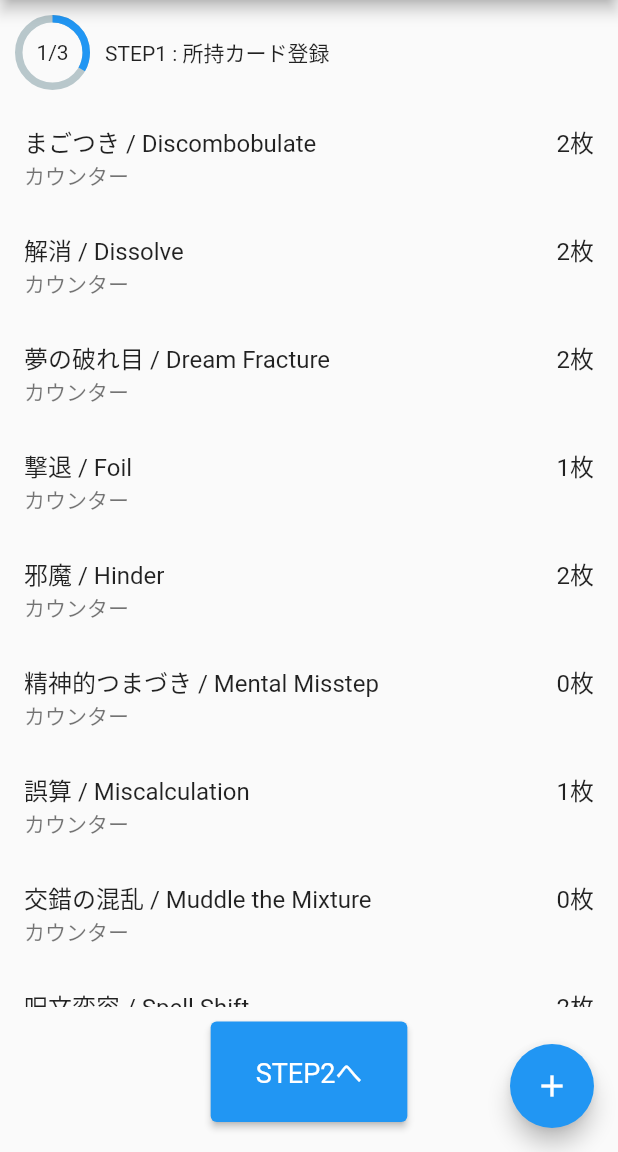
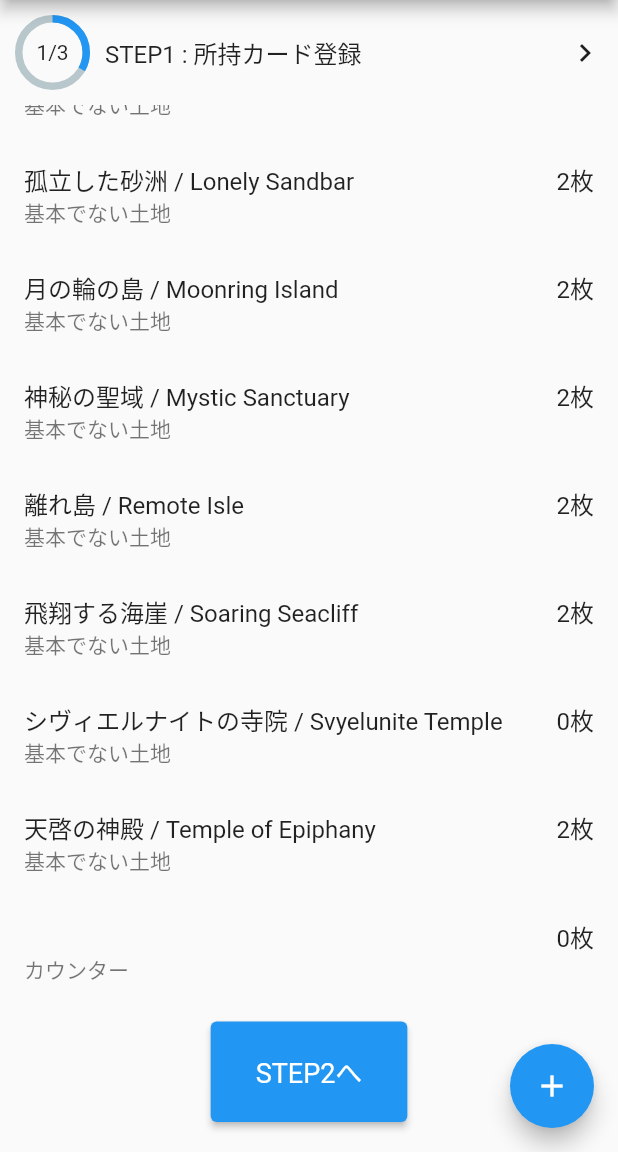
Before and after one commit to otimposch/Forgetful-Fish-, a Flutter app: the screen it shows after launch, scrolled down 576 dp, after a tap on the "add" icon, on a phone screen of 412 x 824 dp, the part 84-1236 px from its top. Run offline on Flutter 3.47's test engine with Material 2 defaults, Android fonts, the phone set to English and light mode, and no system bars; drawn by our look-alikes of percent_indicator; our stand-ins replace firebase_core; accounts and stored records are empty; statements that could not run were skipped.

Commit message:
step1 update

```diff
--- a/lib/constants.dart
+++ b/lib/constants.dart
@@ -83,26 +83,9 @@ List<Map<String, dynamic>> cards = [
   {"name": "予報 / Predict", "category": "ドロー", "quantity": 2},
   {"name": "蓄積した知識 / Accumulated Knowledge", "category": "ドロー", "quantity": 4},
   {"name": "大慌ての棚卸し / Frantic Inventory", "category": "ドロー", "quantity": 0},
-  {
-    "name": "凍氷砕 / Icy Blast",
-    "category": "クリーチャー操作/能力付与/スタッツ補正",
-    "quantity": 1
-  },
   {"name": "テフェリーの細工箱 / Teferi's Puzzle Box", "category": "ドロー", "quantity": 1},
-  {"name": "時間の滝 / Temporal Cascade", "category": "手札墓地リセット", "quantity": 2},
-  {
-    "name": "川の叱責 / River's Rebuke",
-    "category": "クリーチャー操作/能力付与/スタッツ補正",
-    "quantity": 2
-  },
-  {
-    "name": "理性のゲーム / Mind Games",
-    "category": "クリーチャー操作/能力付与/スタッツ補正",
-    "quantity": 2
-  },
   {"name": "偏った幸運 / Fortune's Favor", "category": "ドロー", "quantity": 2},
   {"name": "真実か詐話か / Truth or Tale", "category": "ドロー", "quantity": 2},
-  {"name": "テフェリーの細工箱 / Teferi's Puzzle Box", "category": "ドロー", "quantity": 1},
 
   //バウンス
   {"name": "非実体化 / Unsubstantiate", "category": "バウンス", "quantity": 2},
@@ -214,19 +197,6 @@ List<List<int>> cardAmountTemplates = [
   [6, 0, 1, 0, 11, 1, 4, 2, 1, 1, 3, 2, 14],
   [2, 2, 2, 5, 8, 6, 3, 2, 0, 1, 0, 1, 14],
 ];
-// カウンター
-// クリーチャー操作/能力付与/スタッツ補正
-// コピー
-// サーチ/濾過
-// ドロー
-// バウンス
-// ライブラリ操作
-// 手札墓地リセット
-// 全体除去
-// 対象変更/奪取
-// 単体除去
-// 墓地回収
-// 基本でない土地
 
 List<String> stepTitles = [
   'STEP1 : 所持カード登録 ',
@@ -235,7 +205,7 @@ List<String> stepTitles = [
 ];
 
 List<String> stepDescriptions = [
-  '所持カードを登録してください。\n・Forgetful Fishに適したカードは初期セットされています。枚数のみ調整してください。\n・カテゴリは変更可能です。納得いかない場合は変更してください（ex.思案のカテゴリをライブラリ操作→ドロー）\n・初期リストにないカードを使いたい場合は＋ボタンから追加してください。',
+  '所持カードを登録してください。\n・Forgetful Fishに適したカードは初期セットされています。枚数のみ調整してください。\n・カテゴリは変更可能です。納得いかない場合は変更してください（ex.<思案/Ponder>のカテゴリを"ライブラリ操作"→"ドロー"）\n・初期リストにないカードを使いたい場合は＋ボタンから追加してください。',
   'デッキが80枚になるように、カテゴリごとに投入枚数を決定してください。\n・戦型に応じたテンプレートを用意しているのでご利用ください。\n・ダンダーン10枚、土地(基本土地＋基本でない土地)32枚で固定です。\n・記憶の欠落は、チェックボックスから8枚投入することも可能です。',
   '生成されたデッキ構成に従って、デッキを作ってください。さぁダンダーンバトルの始まりです。\n・デッキ構成が気に入らない場合は、再生成ボタンからやり直しが可能です。 ',
 ];
--- a/lib/main.dart
+++ b/lib/main.dart
@@ -26,6 +26,7 @@ class MyApp extends StatelessWidget {
       ),
       home: Scaffold(
         appBar: CustomAppBar(),
+        drawerEnableOpenDragGesture: false,
         drawer: const CustomDrawer(),
         body: Navigator(
           initialRoute: '/',
@@ -186,14 +187,37 @@ class ProgressIndicator extends StatefulWidget {
   ProgressIndicatorState createState() => ProgressIndicatorState();
 }
 
-class ProgressIndicatorState extends State<ProgressIndicator> {
+class ProgressIndicatorState extends State<ProgressIndicator>
+    with SingleTickerProviderStateMixin {
   late int currentStep = widget.currentStep;
   bool _isExpanded = false;
+  late AnimationController _animationController;
+  late Animation<double> _animation;
 
   void _toggleExpand() {
     setState(() {
       _isExpanded = !_isExpanded;
+      if (_isExpanded) {
+        _animationController.forward();
+      } else {
+        _animationController.reverse();
+      }
     });
+  }
+
+  @override
+  void initState() {
+    super.initState();
+    _animationController = AnimationController(
+        vsync: this, duration: const Duration(milliseconds: 200));
+    _animation =
+        Tween<double>(begin: 0, end: 0.25).animate(_animationController);
+  }
+
+  @override
+  void dispose() {
+    _animationController.dispose();
+    super.dispose();
   }
 
   @override
@@ -219,7 +243,15 @@ class ProgressIndicatorState extends State<ProgressIndicator> {
                   animationDuration: 500,
                 ),
                 const SizedBox(width: 10),
-                Text(stepTitles[currentStep - 1]),
+                Text(
+                  stepTitles[currentStep - 1],
+                  style: TextStyle(fontSize: 16),
+                ),
+                const Spacer(),
+                RotationTransition(
+                  turns: _animation,
+                  child: const Icon(Icons.chevron_right),
+                ),
               ],
             ),
             if (_isExpanded) ...[
@@ -383,9 +415,18 @@ class Step1Screen extends StatefulWidget {
 }
 
 class Step1ScreenState extends State<Step1Screen> {
+  final ScrollController _scrollController = ScrollController();
+
   void addRow() {
     setState(() {
       cards.add({"name": "", "category": categories[0], "quantity": 0});
+    });
+    WidgetsBinding.instance.addPostFrameCallback((_) {
+      _scrollController.animateTo(
+        _scrollController.position.maxScrollExtent,
+        duration: const Duration(milliseconds: 500),
+        curve: Curves.easeInOut,
+      );
     });
   }
 
@@ -423,9 +464,31 @@ class Step1ScreenState extends State<Step1Screen> {
 
   _buildMobileLayout() {
     return ListView.builder(
+      controller: _scrollController,
       itemCount: cards.length,
       itemBuilder: (BuildContext context, int index) {
-        return ListTile(
+        return Dismissible(
+          key: UniqueKey(),
+          direction: DismissDirection.endToStart,
+          background: Container(
+            color: Colors.red,
+            child: Align(
+              alignment: Alignment.centerRight,
+              child: Padding(
+                padding: const EdgeInsets.symmetric(horizontal: 20),
+                child: Icon(
+                  Icons.delete,
+                  color: Colors.white,
+                ),
+              ),
+            ),
+          ),
+          onDismissed: (direction) {
+            setState(() {
+              cards.removeAt(index);
+            });
+          },
+          child: ListTile(
             title: Row(
                 mainAxisAlignment: MainAxisAlignment.spaceBetween,
                 children: [
@@ -451,6 +514,7 @@ class Step1ScreenState extends State<Step1Screen> {
                 ),
               );
             },
+          ),
         );
       },
     );
@@ -458,6 +522,7 @@ class Step1ScreenState extends State<Step1Screen> {
 
   Widget _buildDesktopLayout(BuildContext context) {
     return SingleChildScrollView(
+      controller: _scrollController,
       child: Center(
         child: DataTable(
           columns: const [
```
Also changed, not shown: 1 other file. Lines whose indentation alone changed are shown as unchanged.
